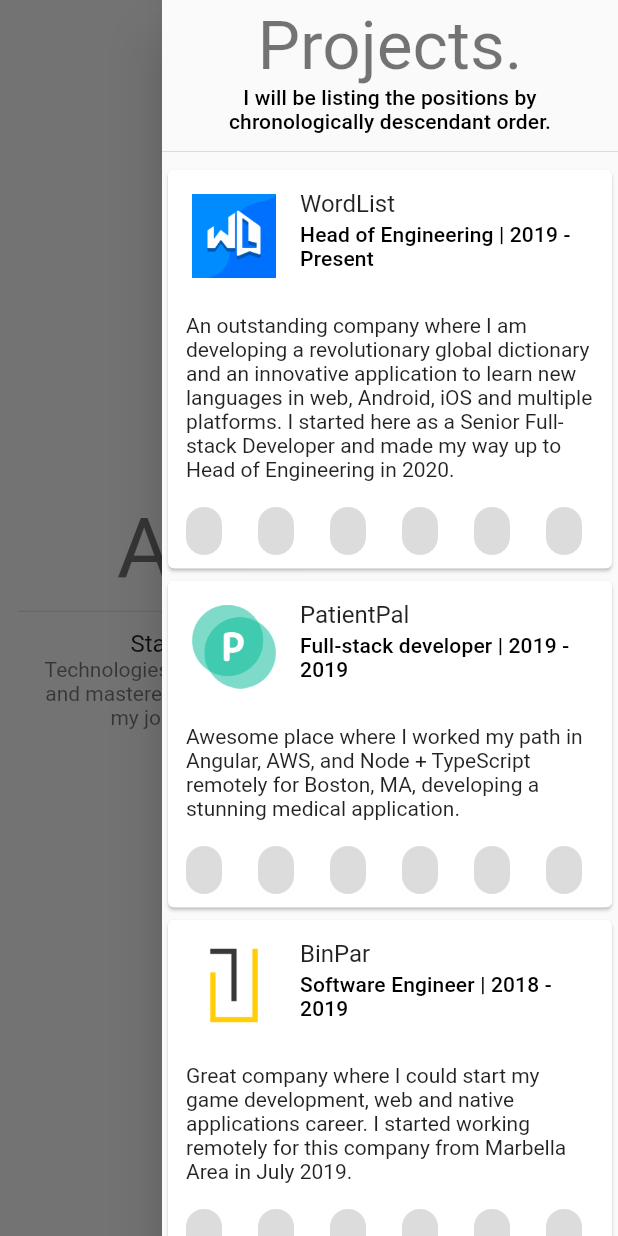
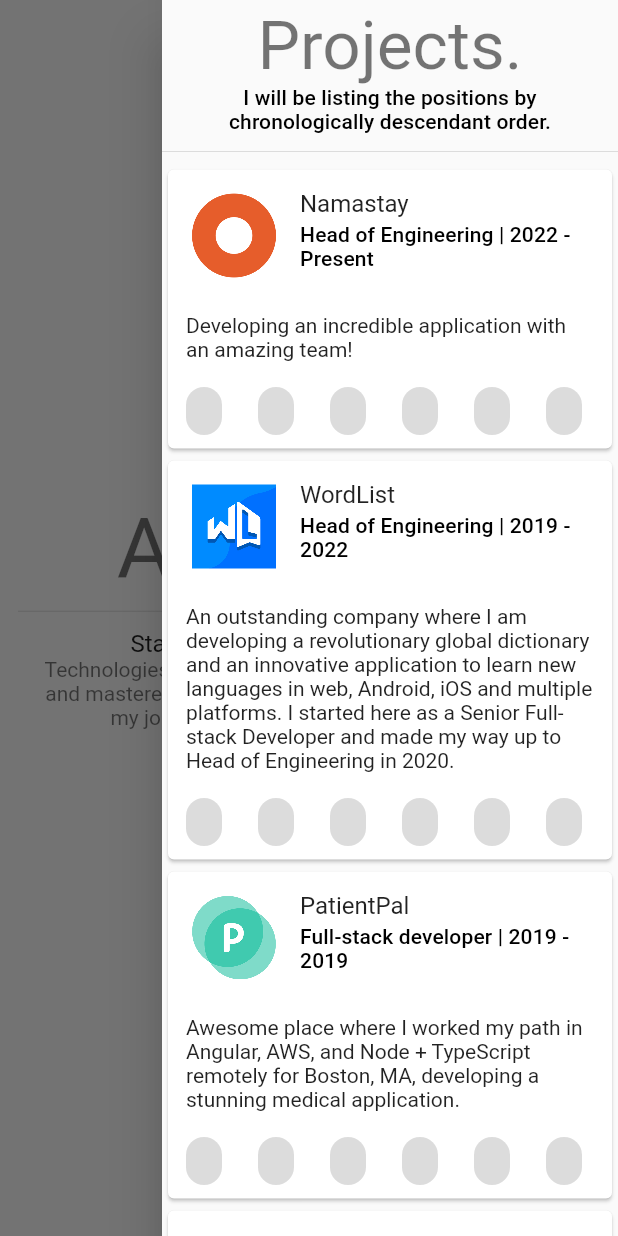
Before and after one commit to Zeswen/zeswen_web, a Flutter app: the About screen opened directly, after a tap on "Projects.", on a phone screen of 412 x 824 dp. Run offline on Flutter 3.47's test engine with Material 2 defaults, Android fonts, the phone set to English and light mode, and no system bars; drawn by our look-alikes of auto_size_text; our stand-ins replace firebase_analytics, firebase_core; accounts and stored records are empty.

Commit message:
Update projects

```diff
--- a/lib/drawers/project_drawer.dart
+++ b/lib/drawers/project_drawer.dart
@@ -27,13 +27,13 @@
             ),
           ),
           const Divider(),
-          ..._cards(context)
+          ..._buildCards(context)
         ],
       ),
     );
   }
 
-  List<Widget> _cards(BuildContext context) {
+  List<Widget> _buildCards(BuildContext context) {
     final textTheme = Theme.of(context).textTheme;
 
     return Project.projects
@@ -42,7 +42,10 @@
                 children: [
                   ListTile(
                     leading: Image.asset(
-                        'assets/images/projects/${project.company.toLowerCase()}.png'),
+                      'assets/images/projects/${project.company.toLowerCase()}.png',
+                      filterQuality: FilterQuality.high,
+                      isAntiAlias: true,
+                    ),
                     title: AutoSizeText(
                       project.company,
                       style: textTheme.subtitle1,
--- a/lib/projects.dart
+++ b/lib/projects.dart
@@ -15,8 +15,31 @@
 
   static const projects = [
     Project._(
+      company: 'Namastay',
+      position: 'Head of Engineering | 2022 - Present',
+      description: 'Developing an incredible application with an amazing team!',
+      technologies: {
+        Technology.typeScript,
+        Technology.javaScript,
+        Technology.nextJs,
+        Technology.react,
+        Technology.reactNative,
+        Technology.redux,
+        Technology.nodeJs,
+        Technology.firebase,
+        Technology.seo,
+        Technology.html,
+        Technology.aws,
+        Technology.mongoDb,
+        Technology.postgreSql,
+        Technology.css,
+        Technology.rust,
+        Technology.git,
+      },
+    ),
+    Project._(
       company: 'WordList',
-      position: 'Head of Engineering | 2019 - Present',
+      position: 'Head of Engineering | 2019 - 2022',
       description:
           'An outstanding company where I am developing a revolutionary global dictionary and an innovative application to learn new languages in web, Android, iOS and multiple platforms. I started here as a Senior Full-stack Developer and made my way up to Head of Engineering in 2020.',
       technologies: {
--- a/lib/texts.dart
+++ b/lib/texts.dart
@@ -7,9 +7,9 @@
 
   static const String homeTitle1 = 'Welcome to\nZeswen\'s temple.';
   static const String homeSubtitle1 =
-      'I am a full-stack engineer working on multiple languages such as Dart, TypeScript and GraphQL.\n';
+      'I am a Full-Stack and Flutter engineer working on multiple languages such as Dart, TypeScript and GraphQL.\n';
   static const String homeSubtitle2 =
-      'I am currently the head of engineering at WordList mainly focused on Flutter, Next.js, Node.js, MongoDB, PostgreSQL and DevOps.';
+      'I am currently the Head of Engineering at Namastay mainly focused on Next.js, React, React Native, Node.js, GraphQL, PostgreSQL and DevOps.';
 
   static const String contactTitle1 = 'Contact me.';
   static const String contactTileTitle1 = 'E-mail.';
```
Also changed, not shown: assets/images/projects/namastay.png (added).
